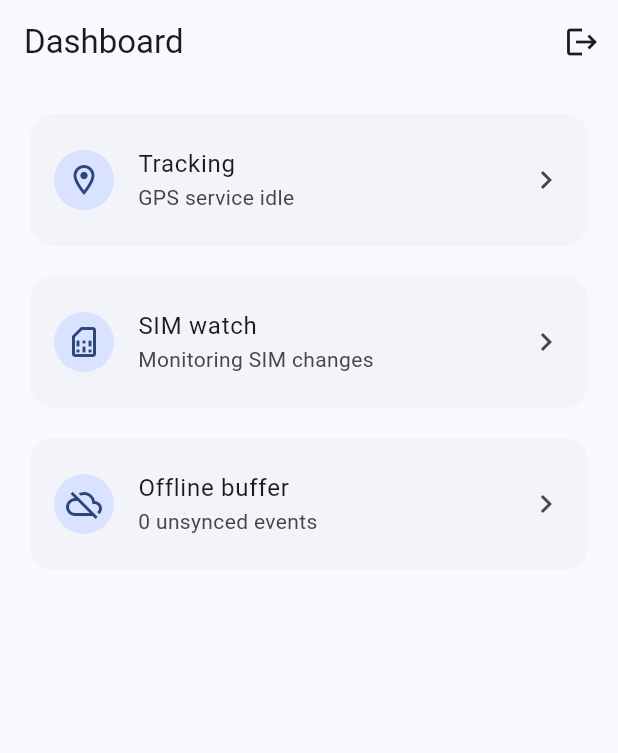
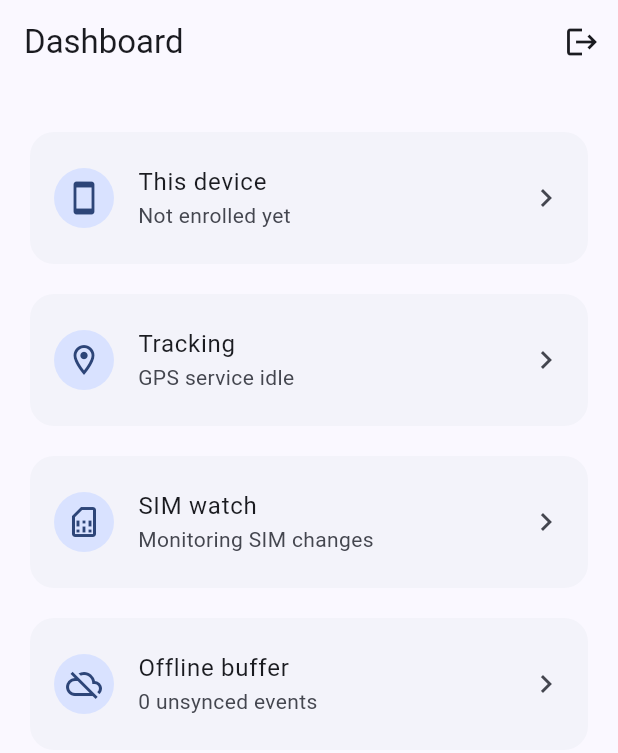
Before and after one commit to Itsyabitaa/AntiLeba, a Flutter app: the DashboardScreen screen opened by its route, on a phone screen of 412 x 824 dp. Shown: the top 753 px of the screen. Run offline on Flutter 3.47's test engine with Material 3 defaults, Android fonts, the phone set to English and light mode, and no system bars; our stand-ins replace device_info_plus, dio, flutter_riverpod, flutter_secure_storage, go_router, logger and 1 more; accounts and stored records are empty.

Commit message:
Enhance authentication and device management features by adding session storage, device registration, and updating login/register screens. Introduce access token management and improve routing based on authentication state. Update dependencies for device info and package info functionalities.

```diff
--- /dev/null
+++ b/mobile/lib/core/network/access_token_provider.dart
@@ -0,0 +1,4 @@
+import 'package:flutter_riverpod/flutter_riverpod.dart';
+
+/// In-memory bearer token mirrored from secure storage for Dio interceptors.
+final accessTokenProvider = StateProvider<String?>((ref) => null);
--- a/mobile/lib/features/dashboard/presentation/dashboard_screen.dart
+++ b/mobile/lib/features/dashboard/presentation/dashboard_screen.dart
@@ -3,12 +3,16 @@ import 'package:flutter_riverpod/flutter_riverpod.dart';
 import 'package:go_router/go_router.dart';
 
 import 'package:anti_leba/core/router/app_router.dart';
+import 'package:anti_leba/features/auth/presentation/providers/auth_providers.dart';
 
 class DashboardScreen extends ConsumerWidget {
   const DashboardScreen({super.key});
 
   @override
   Widget build(BuildContext context, WidgetRef ref) {
+    final session = ref.watch(authControllerProvider).valueOrNull;
+    final deviceAsync = ref.watch(enrolledDeviceProvider);
+
     return Scaffold(
       appBar: AppBar(
         title: const Text('Dashboard'),
@@ -16,26 +20,58 @@ class DashboardScreen extends ConsumerWidget {
           IconButton(
             tooltip: 'Sign out',
             icon: const Icon(Icons.logout),
-            onPressed: () => context.go(AppRoutes.login),
+            onPressed: () async {
+              await ref.read(authControllerProvider.notifier).logout();
+              if (context.mounted) context.go(AppRoutes.login);
+            },
           ),
         ],
       ),
       body: ListView(
         padding: const EdgeInsets.all(16),
-        children: const <Widget>[
-          _StatusCard(
+        children: <Widget>[
+          if (session != null)
+            Card(
+              child: ListTile(
+                leading: const CircleAvatar(child: Icon(Icons.person)),
+                title: Text(session.fullName ?? session.email),
+                subtitle: Text(session.email),
+              ),
+            ),
+          const SizedBox(height: 12),
+          deviceAsync.when(
+            data: (device) => _StatusCard(
+              title: 'This device',
+              subtitle: device == null
+                  ? 'Not enrolled yet'
+                  : '${device.label} · ${device.status.name}',
+              icon: Icons.smartphone,
+            ),
+            loading: () => const _StatusCard(
+              title: 'This device',
+              subtitle: 'Loading enrollment…',
+              icon: Icons.smartphone,
+            ),
+            error: (_, __) => const _StatusCard(
+              title: 'This device',
+              subtitle: 'Could not load device info',
+              icon: Icons.smartphone,
+            ),
+          ),
+          const SizedBox(height: 12),
+          const _StatusCard(
             title: 'Tracking',
             subtitle: 'GPS service idle',
             icon: Icons.location_on_outlined,
           ),
-          SizedBox(height: 12),
-          _StatusCard(
+          const SizedBox(height: 12),
+          const _StatusCard(
             title: 'SIM watch',
             subtitle: 'Monitoring SIM changes',
             icon: Icons.sim_card_outlined,
           ),
-          SizedBox(height: 12),
-          _StatusCard(
+          const SizedBox(height: 12),
+          const _StatusCard(
             title: 'Offline buffer',
             subtitle: '0 unsynced events',
             icon: Icons.cloud_off_outlined,
--- /dev/null
+++ b/mobile/lib/features/devices/data/repositories/device_repository_impl.dart
@@ -0,0 +1,71 @@
+import 'package:dio/dio.dart';
+
+import 'package:anti_leba/core/errors/failures.dart';
+import 'package:anti_leba/core/storage/session_storage.dart';
+import 'package:anti_leba/features/devices/data/services/device_info_service.dart';
+import 'package:anti_leba/features/devices/domain/device.dart';
+import 'package:anti_leba/features/devices/domain/device_repository.dart';
+
+class DeviceRemoteDataSource {
+  DeviceRemoteDataSource(this._dio);
+
+  final Dio _dio;
+
+  Future<Device> register(DeviceRegistrationPayload payload) async {
+    try {
+      final response = await _dio.post<Map<String, dynamic>>(
+        '/devices/register',
+        data: payload.toJson(),
+      );
+      return Device.fromJson(response.data!);
+    } on DioException catch (e) {
+      throw _mapError(e);
+    }
+  }
+
+  Future<List<Device>> listDevices() async {
+    try {
+      final response = await _dio.get<List<dynamic>>('/devices');
+      return response.data!
+          .cast<Map<String, dynamic>>()
+          .map(Device.fromJson)
+          .toList();
+    } on DioException catch (e) {
+      throw _mapError(e);
+    }
+  }
+
+  Failure _mapError(DioException error) {
+    final status = error.response?.statusCode;
+    final message = error.response?.data is Map<String, dynamic>
+        ? (error.response!.data as Map<String, dynamic>)['message'] as String?
+        : null;
+
+    if (error.type == DioExceptionType.connectionError) {
+      return NetworkFailure(message ?? 'Cannot reach the server');
+    }
+    if (status == 409) {
+      return AuthFailure(message ?? 'Device already enrolled elsewhere');
+    }
+    return ServerFailure(message ?? 'Device registration failed', statusCode: status);
+  }
+}
+
+class DeviceRepositoryImpl implements DeviceRepository {
+  DeviceRepositoryImpl(this._remote, this._info, this._storage);
+
+  final DeviceRemoteDataSource _remote;
+  final DeviceInfoService _info;
+  final SessionStorage _storage;
+
+  @override
+  Future<Device> registerCurrentDevice() async {
+    final payload = await _info.collect();
+    final device = await _remote.register(payload);
+    await _storage.saveEnrolledDeviceId(device.id);
+    return device;
+  }
+
+  @override
+  Future<List<Device>> listDevices() => _remote.listDevices();
+}
--- /dev/null
+++ b/mobile/lib/features/devices/domain/device_repository.dart
@@ -0,0 +1,6 @@
+import 'package:anti_leba/features/devices/domain/device.dart';
+
+abstract class DeviceRepository {
+  Future<Device> registerCurrentDevice();
+  Future<List<Device>> listDevices();
+}
--- a/mobile/pubspec.yaml
+++ b/mobile/pubspec.yaml
@@ -9,6 +9,7 @@ environment:
 
 dependencies:
   cupertino_icons: ^1.0.8
+  device_info_plus: ^11.1.0
   dio: ^5.5.0+1
   flutter:
     sdk: flutter
@@ -19,8 +20,10 @@ dependencies:
   intl: ^0.19.0
   json_annotation: ^4.9.0
   logger: ^2.4.0
+  package_info_plus: ^8.0.2
   riverpod_annotation: ^2.3.5
   shared_preferences: ^2.2.3
+  uuid: ^4.5.1
 
 dev_dependencies:
   build_runner: ^2.4.11
```
Also changed, not shown: mobile/lib/core/network/dio_client.dart (+6 -1 lines), mobile/lib/core/router/app_router.dart (+18 -0 lines), mobile/lib/core/storage/secure_storage_provider.dart (added, +8 -0 lines), mobile/lib/core/storage/session_storage.dart (added, +52 -0 lines), mobile/lib/features/auth/domain/auth_session.dart (+17 -0 lines), mobile/lib/features/auth/presentation/login_screen.dart (+36 -7 lines), mobile/lib/features/auth/presentation/providers/auth_providers.dart (added, +143 -0 lines), mobile/lib/features/auth/presentation/register_screen.dart (+38 -7 lines), mobile/lib/features/devices/data/services/device_info_service.dart (added, +91 -0 lines), mobile/lib/features/devices/domain/device.dart (+28 -0 lines), mobile/lib/features/splash/presentation/splash_screen.dart (+9 -17 lines), 1 other file.
